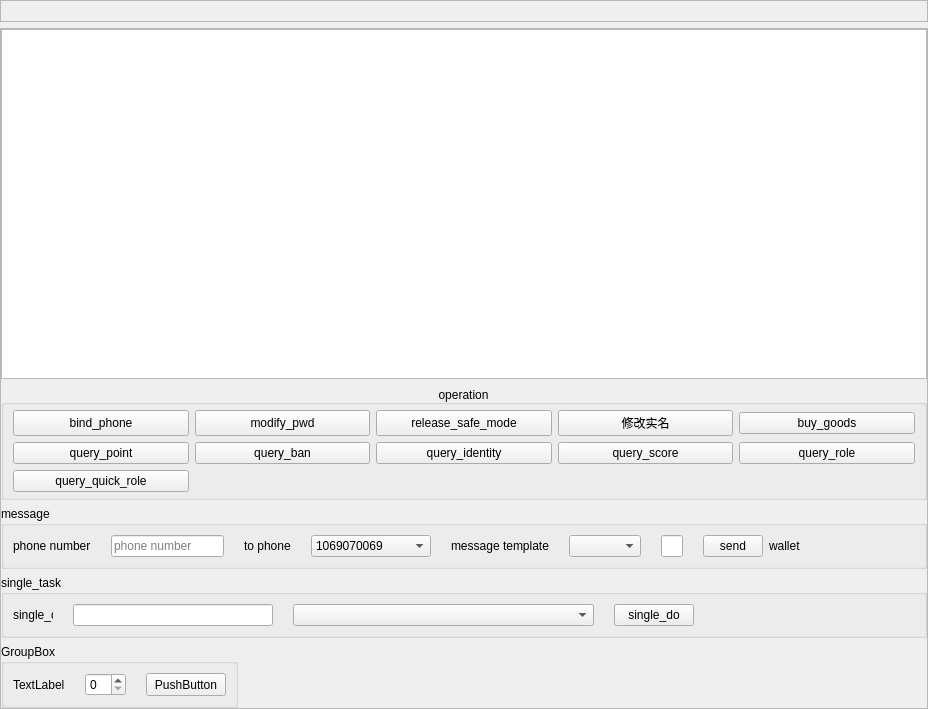
The window that MainApp/src/CUiCenter.ui (AlexRain/BRSystem) describes before a commit, drawn with Qt 5.
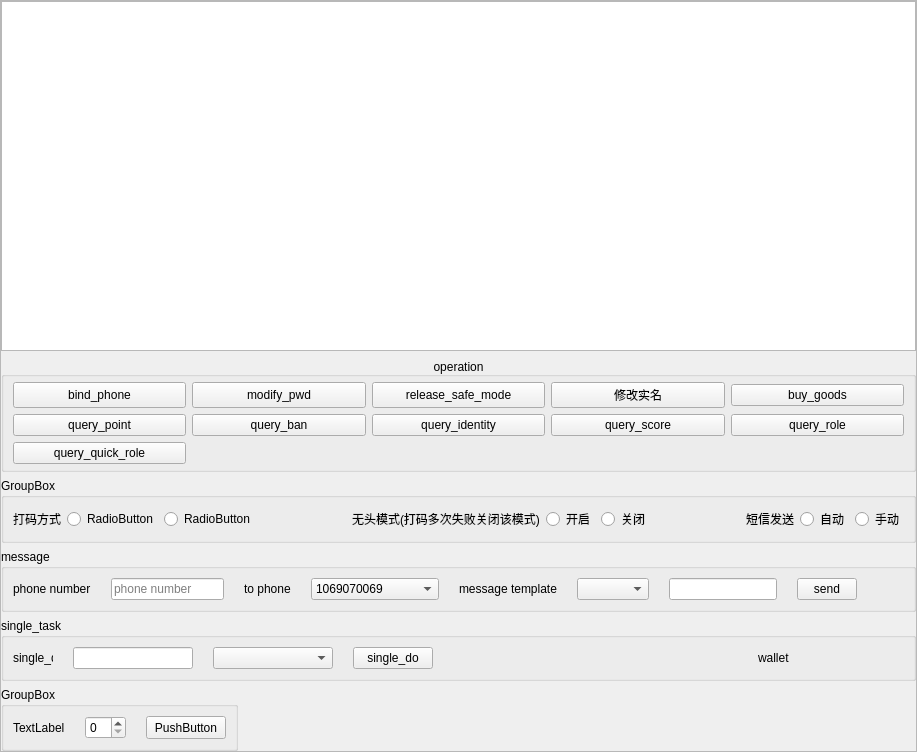
The same window after the commit. Custom widgets are drawn as their Qt base class.

The edit to the form file:
```diff
--- a/MainApp/src/CUiCenter.ui
+++ b/MainApp/src/CUiCenter.ui
@@ -7,7 +7,7 @@
     <x>0</x>
     <y>0</y>
     <width>917</width>
-    <height>630</height>
+    <height>735</height>
    </rect>
   </property>
   <property name="windowTitle">
@@ -26,60 +26,6 @@
    <property name="bottomMargin">
     <number>0</number>
    </property>
-   <item>
-    <widget class="QFrame" name="frameOperate">
-     <property name="frameShape">
-      <enum>QFrame::StyledPanel</enum>
-     </property>
-     <property name="frameShadow">
-      <enum>QFrame::Raised</enum>
-     </property>
-     <layout class="QHBoxLayout" name="horizontalLayout_5">
-      <property name="spacing">
-       <number>0</number>
-      </property>
-      <property name="leftMargin">
-       <number>10</number>
-      </property>
-      <property name="topMargin">
-       <number>0</number>
-      </property>
-      <property name="rightMargin">
-       <number>10</number>
-      </property>
-      <property name="bottomMargin">
-       <number>0</number>
-      </property>
-      <item>
-       <layout class="QHBoxLayout" name="layout_left_button">
-        <property name="spacing">
-         <number>10</number>
-        </property>
-       </layout>
-      </item>
-      <item>
-       <spacer name="horizontalSpacer_3">
-        <property name="orientation">
-         <enum>Qt::Horizontal</enum>
-        </property>
-        <property name="sizeHint" stdset="0">
-         <size>
-          <width>964</width>
-          <height>20</height>
-         </size>
-        </property>
-       </spacer>
-      </item>
-      <item>
-       <layout class="QHBoxLayout" name="layout_buttons">
-        <property name="spacing">
-         <number>10</number>
-        </property>
-       </layout>
-      </item>
-     </layout>
-    </widget>
-   </item>
    <item>
     <widget class="QFrame" name="frameCenter">
      <property name="sizePolicy">
@@ -94,7 +40,7 @@
      <property name="frameShadow">
       <enum>QFrame::Raised</enum>
      </property>
-     <layout class="QVBoxLayout" name="verticalLayout_4" stretch="8,0,0,0,0">
+     <layout class="QVBoxLayout" name="verticalLayout_4" stretch="8,0,0,0,0,0">
       <property name="leftMargin">
        <number>0</number>
       </property>
@@ -180,22 +126,24 @@
          <property name="bottomMargin">
           <number>5</number>
          </property>
-         <item row="0" column="1">
-          <widget class="QPushButton" name="btn_modify_pwd">
-           <property name="sizePolicy">
-            <sizepolicy hsizetype="Minimum" vsizetype="Preferred">
-             <horstretch>0</horstretch>
-             <verstretch>0</verstretch>
-            </sizepolicy>
+         <item row="3" column="0">
+          <widget class="QPushButton" name="btn_query_quick_role">
+           <property name="text">
+            <string>query_quick_role</string>
            </property>
-           <property name="minimumSize">
-            <size>
-             <width>60</width>
-             <height>0</height>
-            </size>
+          </widget>
+         </item>
+         <item row="0" column="5">
+          <widget class="QPushButton" name="btn_update_identity">
+           <property name="text">
+            <string>修改实名</string>
            </property>
+          </widget>
+         </item>
+         <item row="2" column="5">
+          <widget class="QPushButton" name="btn_query_score">
            <property name="text">
-            <string>modify_pwd</string>
+            <string>query_score</string>
            </property>
           </widget>
          </item>
@@ -206,8 +154,8 @@
            </property>
           </widget>
          </item>
-         <item row="0" column="0">
-          <widget class="QPushButton" name="btn_bind_phone">
+         <item row="0" column="2">
+          <widget class="QPushButton" name="btn_release_safe_model">
            <property name="sizePolicy">
             <sizepolicy hsizetype="Minimum" vsizetype="Preferred">
              <horstretch>0</horstretch>
@@ -221,7 +169,7 @@
             </size>
            </property>
            <property name="text">
-            <string>bind_phone</string>
+            <string>release_safe_mode</string>
            </property>
           </widget>
          </item>
@@ -232,6 +180,25 @@
            </property>
           </widget>
          </item>
+         <item row="0" column="0">
+          <widget class="QPushButton" name="btn_bind_phone">
+           <property name="sizePolicy">
+            <sizepolicy hsizetype="Minimum" vsizetype="Preferred">
+             <horstretch>0</horstretch>
+             <verstretch>0</verstretch>
+            </sizepolicy>
+           </property>
+           <property name="minimumSize">
+            <size>
+             <width>60</width>
+             <height>0</height>
+            </size>
+           </property>
+           <property name="text">
+            <string>bind_phone</string>
+           </property>
+          </widget>
+         </item>
          <item row="2" column="7">
           <widget class="QPushButton" name="btn_role">
            <property name="sizePolicy">
@@ -251,25 +218,6 @@
            </property>
           </widget>
          </item>
-         <item row="0" column="2">
-          <widget class="QPushButton" name="btn_release_safe_model">
-           <property name="sizePolicy">
-            <sizepolicy hsizetype="Minimum" vsizetype="Preferred">
-             <horstretch>0</horstretch>
-             <verstretch>0</verstretch>
-            </sizepolicy>
-           </property>
-           <property name="minimumSize">
-            <size>
-             <width>60</width>
-             <height>0</height>
-            </size>
-           </property>
-           <property name="text">
-            <string>release_safe_mode</string>
-           </property>
-          </widget>
-         </item>
          <item row="2" column="0">
           <widget class="QPushButton" name="btn_query_point">
            <property name="text">
@@ -277,13 +225,6 @@
            </property>
           </widget>
          </item>
-         <item row="2" column="5">
-          <widget class="QPushButton" name="btn_query_score">
-           <property name="text">
-            <string>query_score</string>
-           </property>
-          </widget>
-         </item>
          <item row="2" column="1">
           <widget class="QPushButton" name="btn_query_ban">
            <property name="sizePolicy">
@@ -303,19 +244,164 @@
            </property>
           </widget>
          </item>
-         <item row="0" column="5">
-          <widget class="QPushButton" name="btn_update_identity">
+         <item row="0" column="1">
+          <widget class="QPushButton" name="btn_modify_pwd">
+           <property name="sizePolicy">
+            <sizepolicy hsizetype="Minimum" vsizetype="Preferred">
+             <horstretch>0</horstretch>
+             <verstretch>0</verstretch>
+            </sizepolicy>
+           </property>
+           <property name="minimumSize">
+            <size>
+             <width>60</width>
+             <height>0</height>
+            </size>
+           </property>
            <property name="text">
-            <string>修改实名</string>
+            <string>modify_pwd</string>
            </property>
           </widget>
          </item>
-         <item row="3" column="0">
-          <widget class="QPushButton" name="btn_query_quick_role">
-           <property name="text">
-            <string>query_quick_role</string>
+        </layout>
+       </widget>
+      </item>
+      <item>
+       <widget class="QGroupBox" name="groupBox_xy">
+        <property name="sizePolicy">
+         <sizepolicy hsizetype="Preferred" vsizetype="Preferred">
+          <horstretch>0</horstretch>
+          <verstretch>0</verstretch>
+         </sizepolicy>
+        </property>
+        <property name="title">
+         <string>GroupBox</string>
+        </property>
+        <layout class="QHBoxLayout" name="horizontalLayout_13">
+         <item>
+          <layout class="QHBoxLayout" name="horizontalLayout_12">
+           <item>
+            <widget class="QLabel" name="label">
+             <property name="text">
+              <string>打码方式</string>
+             </property>
+            </widget>
+           </item>
+           <item>
+            <widget class="QRadioButton" name="radioButton_api">
+             <property name="sizePolicy">
+              <sizepolicy hsizetype="Fixed" vsizetype="Fixed">
+               <horstretch>0</horstretch>
+               <verstretch>0</verstretch>
+              </sizepolicy>
+             </property>
+             <property name="text">
+              <string>RadioButton</string>
+             </property>
+            </widget>
+           </item>
+           <item>
+            <widget class="QRadioButton" name="radioButton_driver">
+             <property name="sizePolicy">
+              <sizepolicy hsizetype="Fixed" vsizetype="Fixed">
+               <horstretch>0</horstretch>
+               <verstretch>0</verstretch>
+              </sizepolicy>
+             </property>
+             <property name="text">
+              <string>RadioButton</string>
+             </property>
+            </widget>
+           </item>
+          </layout>
+         </item>
+         <item>
+          <spacer name="horizontalSpacer_2">
+           <property name="orientation">
+            <enum>Qt::Horizontal</enum>
            </property>
-          </widget>
+           <property name="sizeHint" stdset="0">
+            <size>
+             <width>40</width>
+             <height>20</height>
+            </size>
+           </property>
+          </spacer>
+         </item>
+         <item>
+          <layout class="QHBoxLayout" name="horizontalLayout_14">
+           <item>
+            <widget class="QLabel" name="label_2">
+             <property name="text">
+              <string>无头模式(打码多次失败关闭该模式)</string>
+             </property>
+            </widget>
+           </item>
+           <item>
+            <widget class="QRadioButton" name="radioButton_hd_on">
+             <property name="text">
+              <string>开启</string>
+             </property>
+            </widget>
+           </item>
+           <item>
+            <widget class="QRadioButton" name="radioButton_hd_off">
+             <property name="text">
+              <string>关闭</string>
+             </property>
+            </widget>
+           </item>
+          </layout>
+         </item>
+         <item>
+          <spacer name="horizontalSpacer_3">
+           <property name="orientation">
+            <enum>Qt::Horizontal</enum>
+           </property>
+           <property name="sizeHint" stdset="0">
+            <size>
+             <width>40</width>
+             <height>20</height>
+            </size>
+           </property>
+          </spacer>
+         </item>
+         <item>
+          <layout class="QHBoxLayout" name="horizontalLayout_16">
+           <item>
+            <widget class="QLabel" name="label_3">
+             <property name="sizePolicy">
+              <sizepolicy hsizetype="Fixed" vsizetype="Preferred">
+               <horstretch>0</horstretch>
+               <verstretch>0</verstretch>
+              </sizepolicy>
+             </property>
+             <property name="text">
+              <string>短信发送</string>
+             </property>
+            </widget>
+           </item>
+           <item>
+            <widget class="QRadioButton" name="radioButton_sms_auto">
+             <property name="sizePolicy">
+              <sizepolicy hsizetype="Fixed" vsizetype="Fixed">
+               <horstretch>0</horstretch>
+               <verstretch>0</verstretch>
+              </sizepolicy>
+             </property>
+             <property name="text">
+              <string>自动</string>
+             </property>
+            </widget>
+           </item>
+           <item>
+            <widget class="QRadioButton" name="radioButton_sms">
+             <property name="text">
+              <string>手动</string>
+             </property>
+            </widget>
+           </item>
+          </layout>
          </item>
         </layout>
        </widget>
@@ -467,19 +553,6 @@
            </property>
           </spacer>
          </item>
-         <item>
-          <widget class="QLabel" name="wallet_label">
-           <property name="minimumSize">
-            <size>
-             <width>146</width>
-             <height>0</height>
-            </size>
-           </property>
-           <property name="text">
-            <string>wallet</string>
-           </property>
-          </widget>
-         </item>
         </layout>
        </widget>
       </item>
@@ -530,6 +603,12 @@
            </item>
            <item>
             <widget class="QLineEdit" name="lineEdit_single_qq">
+             <property name="sizePolicy">
+              <sizepolicy hsizetype="Fixed" vsizetype="Fixed">
+               <horstretch>0</horstretch>
+               <verstretch>0</verstretch>
+              </sizepolicy>
+             </property>
              <property name="minimumSize">
               <size>
                <width>120</width>
@@ -546,6 +625,12 @@
            </item>
            <item>
             <widget class="QComboBox" name="comboBox_single">
+             <property name="sizePolicy">
+              <sizepolicy hsizetype="Fixed" vsizetype="Fixed">
+               <horstretch>0</horstretch>
+               <verstretch>0</verstretch>
+              </sizepolicy>
+             </property>
              <property name="minimumSize">
               <size>
                <width>120</width>
@@ -579,6 +664,32 @@
              </property>
             </widget>
            </item>
+           <item>
+            <spacer name="horizontalSpacer_4">
+             <property name="orientation">
+              <enum>Qt::Horizontal</enum>
+             </property>
+             <property name="sizeHint" stdset="0">
+              <size>
+               <width>40</width>
+               <height>20</height>
+              </size>
+             </property>
+            </spacer>
+           </item>
+           <item>
+            <widget class="QLabel" name="wallet_label">
+             <property name="minimumSize">
+              <size>
+               <width>146</width>
+               <height>0</height>
+              </size>
+             </property>
+             <property name="text">
+              <string>wallet</string>
+             </property>
+            </widget>
+           </item>
           </layout>
          </item>
         </layout>
```
